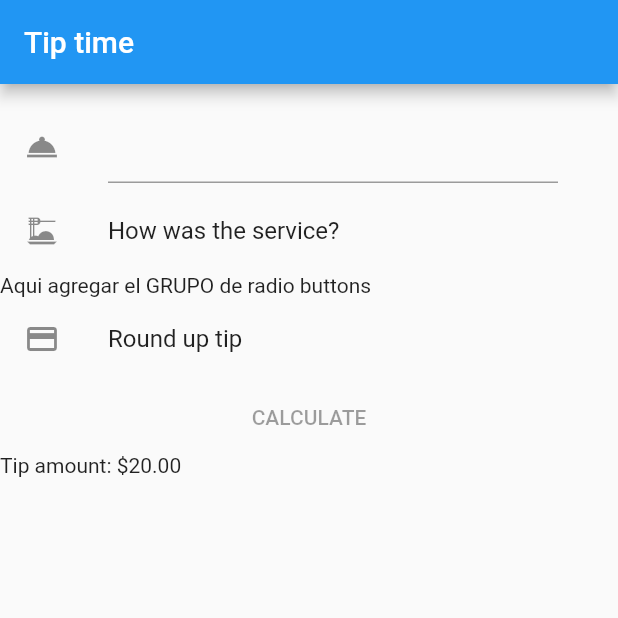
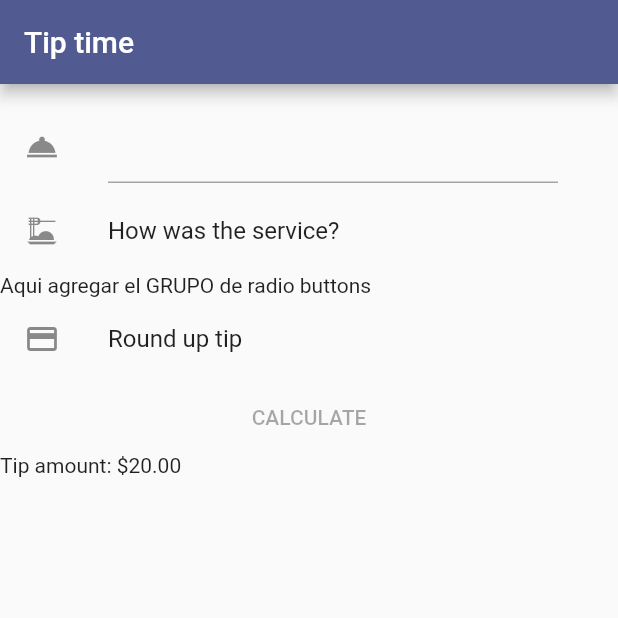
Before and after one commit to Sofia-VA/PAM, a Flutter app: the screen it shows after launch, on a phone screen of 412 x 824 dp, the top half of it. Run offline on Flutter 3.47's test engine with Material 2 defaults, Android fonts, the light colour scheme and no system bars.

```diff
--- a/tarea2_tips/lib/main.dart
+++ b/tarea2_tips/lib/main.dart
@@ -9,6 +9,9 @@ class MyApp extends StatelessWidget {
   @override
   Widget build(BuildContext context) {
     return MaterialApp(
+      theme: ThemeData(
+        colorScheme: ColorScheme.fromSeed(seedColor: Colors.indigo),
+      ),
       home: HomePage(),
     );
   }
```
